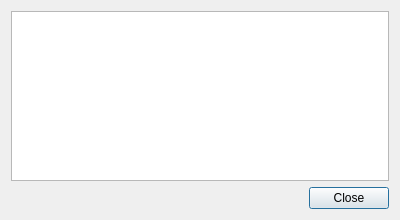
Above: freeLib/src/statisticsdialog.ui from petrovvlad/freeLib before the change. Below: the same form after it.
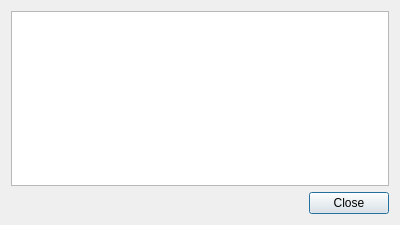
That is the form after the change.

Commit message: Fix: не работала кнопка "закрыть"

The edit to the form file:
```diff
--- a/freeLib/src/statisticsdialog.ui
+++ b/freeLib/src/statisticsdialog.ui
@@ -7,7 +7,7 @@
     <x>0</x>
     <y>0</y>
     <width>400</width>
-    <height>220</height>
+    <height>225</height>
    </rect>
   </property>
   <property name="minimumSize">
```
Left out of the diff: 10 changed lines with no effect on the pictures.
